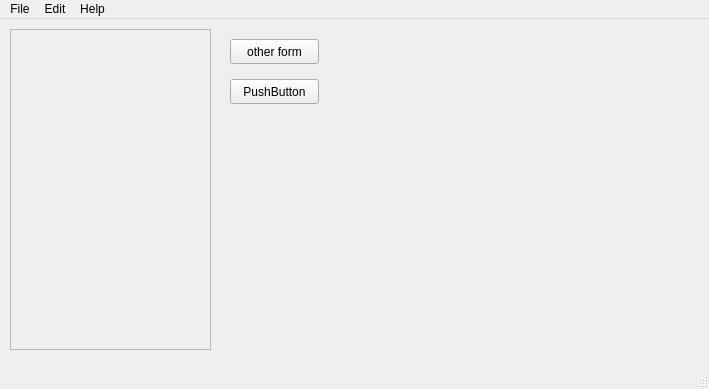
First picture: the form in qt_app/mainwindow.ui, repository mehmetrizaoz/5_product_line_automation, before the edit.
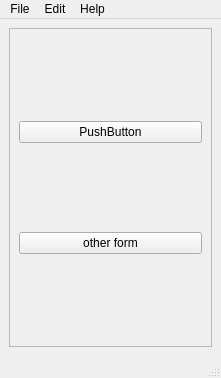
Second picture: the form after the edit.

Commit message: new office creation form created

Patch:
```diff
--- a/qt_app/mainwindow.ui
+++ b/qt_app/mainwindow.ui
@@ -6,63 +6,49 @@
    <rect>
     <x>0</x>
     <y>0</y>
-    <width>709</width>
-    <height>389</height>
+    <width>221</width>
+    <height>378</height>
    </rect>
   </property>
   <property name="windowTitle">
    <string>MainWindow</string>
   </property>
   <widget class="QWidget" name="centralwidget">
-   <widget class="QPushButton" name="pushButton_3">
-    <property name="geometry">
-     <rect>
-      <x>230</x>
-      <y>20</y>
-      <width>89</width>
-      <height>25</height>
-     </rect>
-    </property>
-    <property name="text">
-     <string>other form</string>
-    </property>
-   </widget>
+   <layout class="QVBoxLayout" name="verticalLayout_2">
+    <item>
    <widget class="QFrame" name="frame">
-    <property name="geometry">
-     <rect>
-      <x>10</x>
-      <y>10</y>
-      <width>201</width>
-      <height>321</height>
-     </rect>
-    </property>
     <property name="frameShape">
      <enum>QFrame::StyledPanel</enum>
     </property>
     <property name="frameShadow">
      <enum>QFrame::Raised</enum>
     </property>
-   </widget>
+      <layout class="QVBoxLayout" name="verticalLayout">
+       <item>
    <widget class="QPushButton" name="pushButton">
-    <property name="geometry">
-     <rect>
-      <x>230</x>
-      <y>60</y>
-      <width>89</width>
-      <height>25</height>
-     </rect>
-    </property>
     <property name="text">
      <string>PushButton</string>
     </property>
    </widget>
+       </item>
+       <item>
+        <widget class="QPushButton" name="pushButton_3">
+         <property name="text">
+          <string>other form</string>
+         </property>
+        </widget>
+       </item>
+      </layout>
+     </widget>
+    </item>
+   </layout>
   </widget>
   <widget class="QMenuBar" name="menubar">
    <property name="geometry">
     <rect>
      <x>0</x>
      <y>0</y>
-     <width>709</width>
+     <width>221</width>
      <height>22</height>
     </rect>
    </property>
```
Lines whose indentation alone changed are shown as unchanged. The commit also changes 6 other files.
